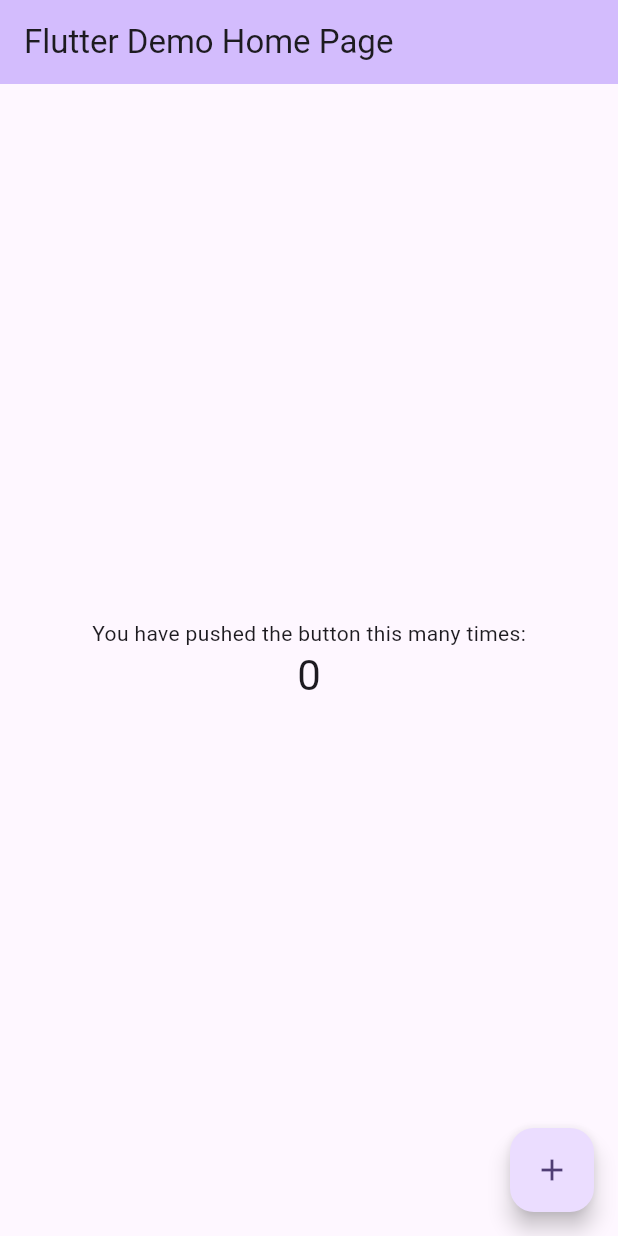
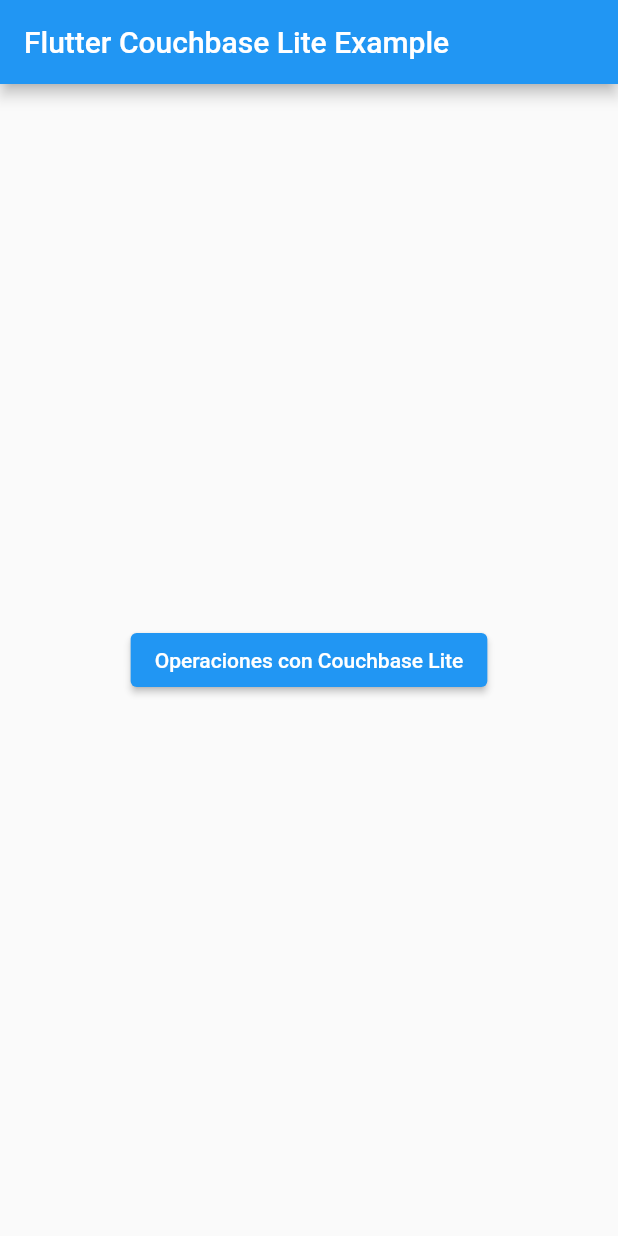
Before and after one commit to yarethzy/finanzas2, a Flutter app: the screen it shows after launch, on a phone screen of 412 x 824 dp. Run offline on Flutter 3.47's test engine with Material 2 defaults, Android fonts, the phone set to English and light mode, and no system bars; missing offline and left inert: couchbase_lite.

Commit message:
comit2
my dart arreglado

```diff
--- a/lib/main.dart
+++ b/lib/main.dart
@@ -1,125 +1,56 @@
 import 'package:flutter/material.dart';
+import 'package:couchbase_lite/couchbase_lite.dart';
 
-void main() {
-  runApp(const MyApp());
+void main() async {
+  // Asegúrate de que los widgets estén inicializados
+  WidgetsFlutterBinding.ensureInitialized();
+
+  // Inicializar Couchbase Lite
+  await CouchbaseLite.init();
+
+  // Lanzar la aplicación
+  runApp(MyApp());
+}
+
+class CouchbaseLite {
+  static Future<void> init() async {
+    // Agrega la lógica de inicialización si es necesario
+  }
 }
 
 class MyApp extends StatelessWidget {
-  const MyApp({super.key});
-
-  // This widget is the root of your application.
   @override
   Widget build(BuildContext context) {
     return MaterialApp(
-      title: 'Flutter Demo',
-      theme: ThemeData(
-        // This is the theme of your application.
-        //
-        // TRY THIS: Try running your application with "flutter run". You'll see
-        // the application has a blue toolbar. Then, without quitting the app,
-        // try changing the seedColor in the colorScheme below to Colors.green
-        // and then invoke "hot reload" (save your changes or press the "hot
-        // reload" button in a Flutter-supported IDE, or press "r" if you used
-        // the command line to start the app).
-        //
-        // Notice that the counter didn't reset back to zero; the application
-        // state is not lost during the reload. To reset the state, use hot
-        // restart instead.
-        //
-        // This works for code too, not just values: Most code changes can be
-        // tested with just a hot reload.
-        colorScheme: ColorScheme.fromSeed(seedColor: Colors.deepPurple),
-        useMaterial3: true,
-      ),
-      home: const MyHomePage(title: 'Flutter Demo Home Page'),
+      title: 'Flutter Couchbase Lite Example',
+      home: MyHomePage(),
     );
   }
 }
 
-class MyHomePage extends StatefulWidget {
-  const MyHomePage({super.key, required this.title});
-
-  // This widget is the home page of your application. It is stateful, meaning
-  // that it has a State object (defined below) that contains fields that affect
-  // how it looks.
-
-  // This class is the configuration for the state. It holds the values (in this
-  // case the title) provided by the parent (in this case the App widget) and
-  // used by the build method of the State. Fields in a Widget subclass are
-  // always marked "final".
-
-  final String title;
-
-  @override
-  State<MyHomePage> createState() => _MyHomePageState();
-}
-
-class _MyHomePageState extends State<MyHomePage> {
-  int _counter = 0;
-
-  void _incrementCounter() {
-    setState(() {
-      // This call to setState tells the Flutter framework that something has
-      // changed in this State, which causes it to rerun the build method below
-      // so that the display can reflect the updated values. If we changed
-      // _counter without calling setState(), then the build method would not be
-      // called again, and so nothing would appear to happen.
-      _counter++;
-    });
-  }
-
+class MyHomePage extends StatelessWidget {
   @override
   Widget build(BuildContext context) {
-    // This method is rerun every time setState is called, for instance as done
-    // by the _incrementCounter method above.
-    //
-    // The Flutter framework has been optimized to make rerunning build methods
-    // fast, so that you can just rebuild anything that needs updating rather
-    // than having to individually change instances of widgets.
     return Scaffold(
       appBar: AppBar(
-        // TRY THIS: Try changing the color here to a specific color (to
-        // Colors.amber, perhaps?) and trigger a hot reload to see the AppBar
-        // change color while the other colors stay the same.
-        backgroundColor: Theme.of(context).colorScheme.inversePrimary,
-        // Here we take the value from the MyHomePage object that was created by
-        // the App.build method, and use it to set our appbar title.
-        title: Text(widget.title),
+        title: Text('Flutter Couchbase Lite Example'),
       ),
       body: Center(
-        // Center is a layout widget. It takes a single child and positions it
-        // in the middle of the parent.
-        child: Column(
-          // Column is also a layout widget. It takes a list of children and
-          // arranges them vertically. By default, it sizes itself to fit its
-          // children horizontally, and tries to be as tall as its parent.
-          //
-          // Column has various properties to control how it sizes itself and
-          // how it positions its children. Here we use mainAxisAlignment to
-          // center the children vertically; the main axis here is the vertical
-          // axis because Columns are vertical (the cross axis would be
-          // horizontal).
-          //
-          // TRY THIS: Invoke "debug painting" (choose the "Toggle Debug Paint"
-          // action in the IDE, or press "p" in the console), to see the
-          // wireframe for each widget.
-          mainAxisAlignment: MainAxisAlignment.center,
-          children: <Widget>[
-            const Text(
-              'You have pushed the button this many times:',
-            ),
-            Text(
-              '$_counter',
-              style: Theme.of(context).textTheme.headlineMedium,
-            ),
-          ],
+        child: ElevatedButton(
+          onPressed: () async {
+            // Aquí puedes poner el código del paso 3
+            final Database database =
+                await Database.initWithName('my_database');
+            final MutableDocument document = MutableDocument();
+            document.setString('name', 'John Doe');
+            document.setInt('age', 30);
+            await database.saveDocument(document);
+
+            // Puedes agregar más operaciones aquí según tus necesidades
+          },
+          child: Text('Operaciones con Couchbase Lite'),
         ),
       ),
-      floatingActionButton: FloatingActionButton(
-        onPressed: _incrementCounter,
-        tooltip: 'Increment',
-        child: const Icon(Icons.add),
-      ), // This trailing comma makes auto-formatting nicer for build methods.
     );
   }
 }
```
Also changed, not shown: pubspec.lock, 8 other files.
